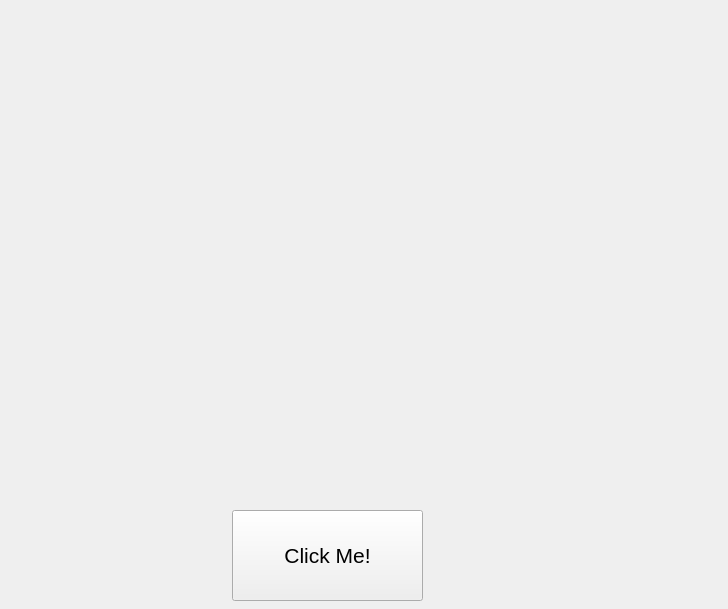
This is Git и желтые случайные окружности/UI.ui in QWERTY1WASD/YandexLyceum_lesson_2022 as Qt 5 draws it before an edit. The edited form follows.
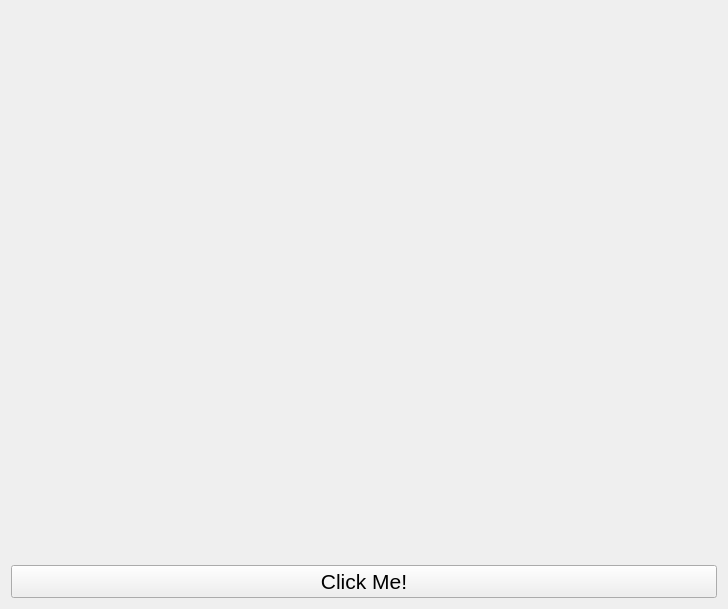
This is the edited form.

The edit to the form file:
```diff
--- a/Git и желтые случайные окружности/UI.ui
+++ b/Git и желтые случайные окружности/UI.ui
@@ -13,15 +13,11 @@
   <property name="windowTitle">
    <string>Form</string>
   </property>
+  <layout class="QGridLayout" name="gridLayout_2">
+   <item row="0" column="1">
+    <layout class="QGridLayout" name="gridLayout">
+     <item row="1" column="0">
   <widget class="QPushButton" name="pushButton">
-   <property name="geometry">
-    <rect>
-     <x>232</x>
-     <y>510</y>
-     <width>191</width>
-     <height>91</height>
-    </rect>
-   </property>
    <property name="font">
     <font>
      <pointsize>16</pointsize>
@@ -31,6 +27,23 @@
     <string>Click Me!</string>
    </property>
   </widget>
+     </item>
+     <item row="0" column="0">
+      <spacer name="verticalSpacer">
+       <property name="orientation">
+        <enum>Qt::Vertical</enum>
+       </property>
+       <property name="sizeHint" stdset="0">
+        <size>
+         <width>20</width>
+         <height>40</height>
+        </size>
+       </property>
+      </spacer>
+     </item>
+    </layout>
+   </item>
+  </layout>
  </widget>
  <resources/>
  <connections/>
```
Lines whose indentation alone changed are shown as unchanged.
